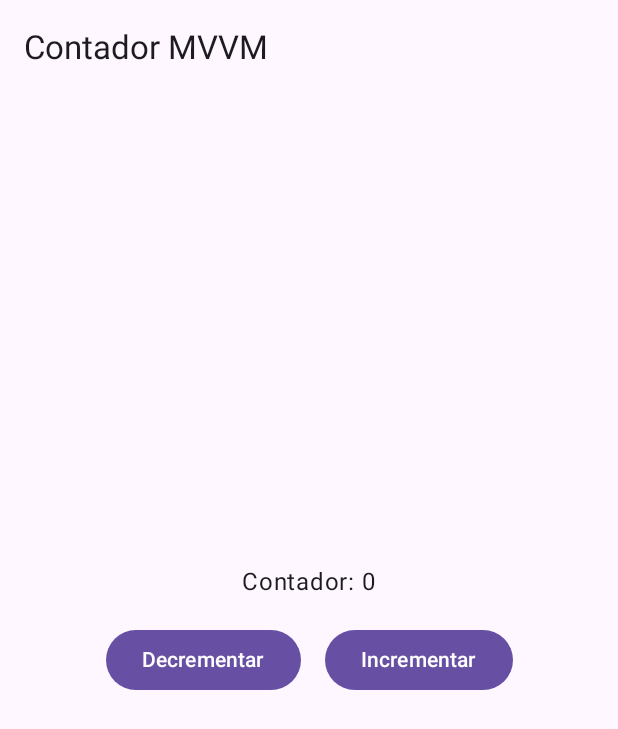
After one commit to IsraelMerlyn/miapp_, an Android app built with Jetpack Compose: the ContadorView screen opened through its navigation route, on a phone screen of 412 x 824 dp. The commit adds this screen. Shown: the top 729 px of the screen. Run offline under Robolectric (Android 15) with nearby library versions, the phone set to English and light mode, and no system bars; libraries missing offline, so code that uses them is left out: com.google.android.libraries.

Commit message:
tasks #23 Implementando VIEW Contador

```diff
--- /dev/null
+++ b/app/src/main/java/com/israelmerlyn/app_jetpack/models/contador/contadorModel.kt
@@ -0,0 +1,4 @@
+package com.israelmerlyn.app_jetpack.models.contador
+
+// Model (Contador)
+    data class Contador(val count: Int)
--- a/app/src/main/java/com/israelmerlyn/app_jetpack/navegation/NavManager.kt
+++ b/app/src/main/java/com/israelmerlyn/app_jetpack/navegation/NavManager.kt
@@ -8,6 +8,7 @@ import androidx.navigation.compose.NavHost
 import androidx.navigation.compose.composable
 import androidx.navigation.compose.rememberNavController
 import androidx.navigation.navArgument
+import com.israelmerlyn.app_jetpack.viewModels.Contador.ContadorViewModel
 import com.israelmerlyn.app_jetpack.viewModels.corrutinas.CorrutinasViewModels
 import com.israelmerlyn.app_jetpack.viewModels.corrutinas.ItemViewModel
 import com.israelmerlyn.app_jetpack.viewModels.descuento.CalcularViewModels1
@@ -15,6 +16,7 @@ import com.israelmerlyn.app_jetpack.views.descuento.DescuentoView
 import com.israelmerlyn.app_jetpack.views.DetailsView
 import com.israelmerlyn.app_jetpack.views.HomeView
 import com.israelmerlyn.app_jetpack.viewModels.loteria.LoteriaViewModels
+import com.israelmerlyn.app_jetpack.views.Contador.ContadorView
 import com.israelmerlyn.app_jetpack.views.corrutinas.CorrutinaV1
 import com.israelmerlyn.app_jetpack.views.loteria.LoteriaView
 
@@ -24,7 +26,7 @@ fun NavMananger() {
     val viewModel: CalcularViewModels1 = viewModel()
     val viewModelL: LoteriaViewModels = viewModel()
     val viewModelC: ItemViewModel = viewModel()
-    val viewModels: CorrutinasViewModels = viewModel()
+    val viewModelCont: ContadorViewModel = viewModel()
     NavHost(navController = navController, startDestination = "Home") {
         composable("Home") {
             HomeView(navController)
@@ -37,7 +39,10 @@ fun NavMananger() {
             DescuentoView(navController, viewModel)
         }
         composable("Corrutinas") {
-            CorrutinaV1(navController, viewModels)
+            CorrutinaV1(navController, viewModelC)
+        }
+        composable("Contador") {
+            ContadorView(navController, viewModelCont)
         }
         composable("Details/{id}/?{opcional}", arguments = listOf(
             navArgument("id"){ type=NavType.IntType},
--- /dev/null
+++ b/app/src/main/java/com/israelmerlyn/app_jetpack/viewModels/Contador/ContadorViewModel.kt
@@ -0,0 +1,24 @@
+package com.israelmerlyn.app_jetpack.viewModels.Contador
+
+import androidx.compose.runtime.mutableStateOf
+import androidx.lifecycle.ViewModel
+import com.israelmerlyn.app_jetpack.models.contador.Contador
+import androidx.compose.runtime.State
+class ContadorViewModel:ViewModel() {
+
+
+    // Estado del contador
+    private val _contador = mutableStateOf(Contador(0))  // Estado privado del contador
+    val contador: State<Contador> = _contador  // Estado público del contador
+
+
+    // Función para incrementar el contador
+    fun incrementar() {
+        _contador.value = _contador.value.copy(count = _contador.value.count + 1)
+    }
+
+    // Función para decrementar el contador
+    fun decrementar() {
+        _contador.value = _contador.value.copy(count = _contador.value.count - 1)
+    }
+}
--- /dev/null
+++ b/app/src/main/java/com/israelmerlyn/app_jetpack/views/Contador/ContadorView.kt
@@ -0,0 +1,67 @@
+package com.israelmerlyn.app_jetpack.views.Contador
+
+import android.annotation.SuppressLint
+import androidx.compose.foundation.layout.*
+import androidx.compose.material.*
+import androidx.compose.material3.Button
+import androidx.compose.material3.ExperimentalMaterial3Api
+import androidx.compose.material3.MaterialTheme
+import androidx.compose.material3.Scaffold
+import androidx.compose.material3.Text
+import androidx.compose.material3.TopAppBar
+import androidx.compose.runtime.Composable
+import androidx.compose.runtime.getValue
+
+import androidx.compose.ui.Alignment
+import androidx.compose.ui.Modifier
+import androidx.compose.ui.tooling.preview.Preview
+import androidx.compose.ui.unit.dp
+import androidx.lifecycle.viewmodel.compose.viewModel
+import androidx.navigation.NavController
+import com.israelmerlyn.app_jetpack.viewModels.Contador.ContadorViewModel
+
+@OptIn(ExperimentalMaterial3Api::class)
+@SuppressLint("UnusedMaterial3ScaffoldPaddingParameter")
+@Composable
+fun ContadorView(navController: NavController, contadorViewModel: ContadorViewModel = viewModel()) {
+
+    // Obtenemos el estado actual del contador
+    val contador by contadorViewModel.contador
+
+    // Interfaz de usuario
+    Scaffold(
+        topBar = {
+            TopAppBar(title = { Text("Contador MVVM") })
+        },
+        content = {
+            Column(
+                modifier = Modifier
+                    .fillMaxSize()
+                    .padding(16.dp),
+                horizontalAlignment = Alignment.CenterHorizontally,
+                verticalArrangement = Arrangement.Center
+            ) {
+                Text(
+                    text = "Contador: ${contador.count}",
+                    style = MaterialTheme.typography.bodyLarge,
+                    modifier = Modifier.padding(16.dp)
+                )
+
+                Row(
+                    horizontalArrangement = Arrangement.Center,
+                    modifier = Modifier.fillMaxWidth()
+                ) {
+                    Button(onClick = { contadorViewModel.decrementar() }) {
+                        Text("Decrementar")
+                    }
+
+                    Spacer(modifier = Modifier.width(16.dp))
+
+                    Button(onClick = { contadorViewModel.incrementar() }) {
+                        Text("Incrementar")
+                    }
+                }
+            }
+        }
+    )
+}
--- a/app/src/main/java/com/israelmerlyn/app_jetpack/views/HomeView.kt
+++ b/app/src/main/java/com/israelmerlyn/app_jetpack/views/HomeView.kt
@@ -79,7 +79,7 @@ fun ContentHomeView(navController: NavController) {
         Option("Descuento", Color.Red, Icons.Default.ShoppingCart, "Descuento"),
         Option("Loteria", Color.Red, Icons.Default.ShoppingCart, "Loteria"),
         Option("Corrutinas", Color.Red, Icons.Default.ShoppingCart, "Corrutinas"),
-        Option("Tlaxiaco", Color.Red, Icons.Default.AddCircle, "Descuento"),
+        Option("Contador", Color.Red, Icons.Default.AddCircle, "Contador"),
         Option("Details", Color.Blue, Icons.Default.Info, "Details/${id}/?${opcional}")
     )
 
```
Also changed, not shown: app/src/main/java/com/israelmerlyn/app_jetpack/views/corrutinas/CorrutinasView.kt (+16 -10 lines).
